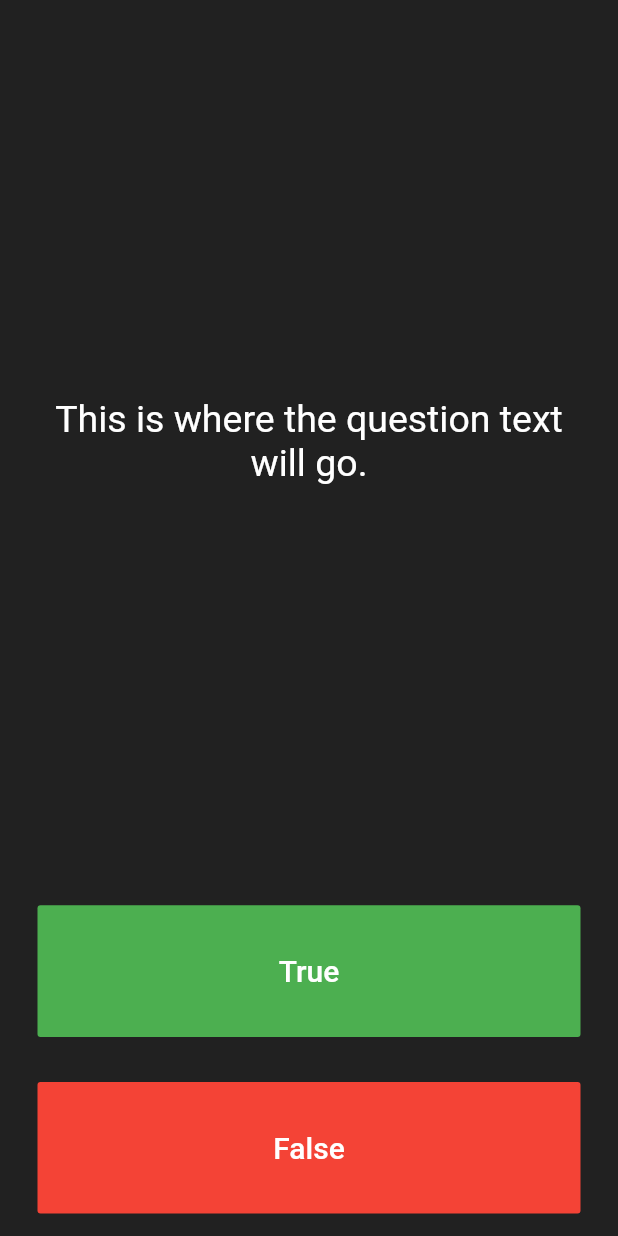
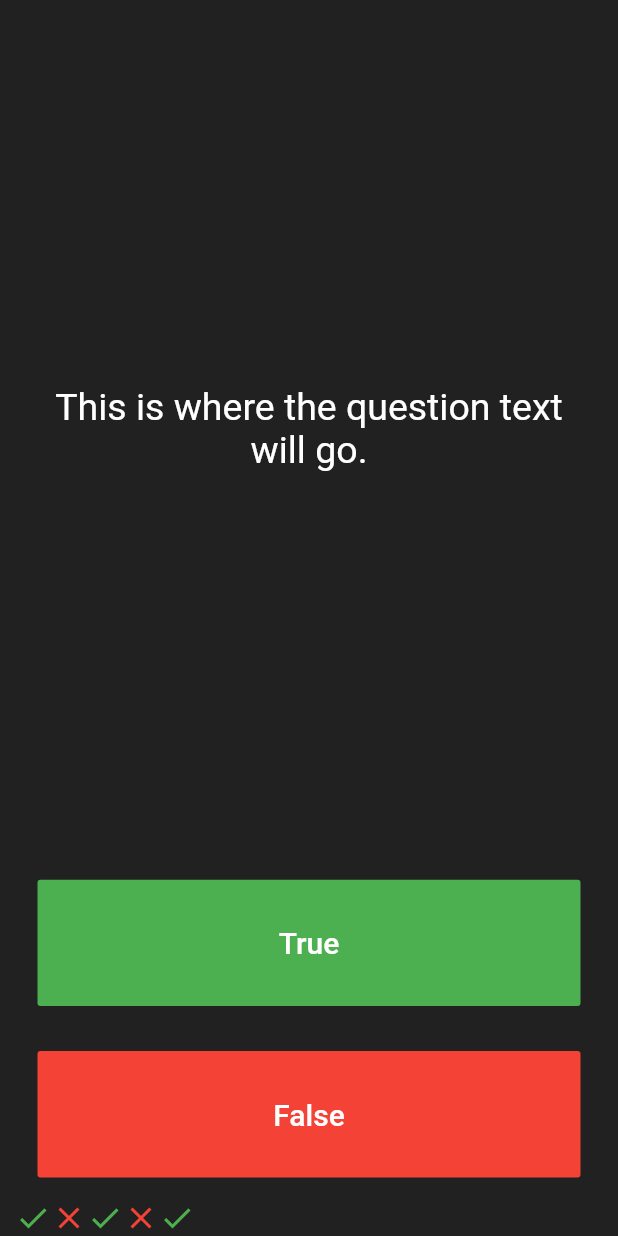
Before and after one commit to kuppylee/QiuzApp, a Flutter app: the screen it shows after launch, after a tap on "True", on a phone screen of 412 x 824 dp. Run offline on Flutter 3.47's test engine with Material 2 defaults, Android fonts, the phone set to English and light mode, and no system bars.

Commit message:
created the scoresheet

```diff
--- a/quizzler-flutter-master/lib/main.dart
+++ b/quizzler-flutter-master/lib/main.dart
@@ -6,6 +6,7 @@ class Quizzler extends StatelessWidget {
   @override
   Widget build(BuildContext context) {
     return MaterialApp(
+      debugShowCheckedModeBanner: false,
       home: Scaffold(
         backgroundColor: Colors.grey.shade900,
         body: SafeArea(
@@ -25,6 +26,20 @@ class QuizPage extends StatefulWidget {
 }
 
 class _QuizPageState extends State<QuizPage> {
+  List <Icon> scoreKeeper = [
+    Icon(Icons.check,
+      color: Colors.green,
+    ),
+    Icon(Icons.close,
+      color: Colors.red,
+    ),
+    Icon(Icons.check,
+      color: Colors.green,
+    ),
+    Icon(Icons.close,
+      color: Colors.red,
+    ),
+  ];
   @override
   Widget build(BuildContext context) {
     return Column(
@@ -51,7 +66,6 @@ class _QuizPageState extends State<QuizPage> {
           child: Padding(
             padding: EdgeInsets.all(15.0),
             child: FlatButton(
-              textColor: Colors.white,
               color: Colors.green,
               child: Text(
                 'True',
@@ -62,6 +76,9 @@ class _QuizPageState extends State<QuizPage> {
               ),
               onPressed: () {
                 //The user picked true.
+                setState(() {
+                  scoreKeeper.add(Icon(Icons.check, color: Colors.green,));
+                });
               },
             ),
           ),
@@ -84,7 +101,9 @@ class _QuizPageState extends State<QuizPage> {
             ),
           ),
         ),
-        //TODO: Add a Row here as your score keeper
+        Row(
+          children: scoreKeeper,
+        ),
       ],
     );
   }
```
Also changed, not shown: 6 other files.
